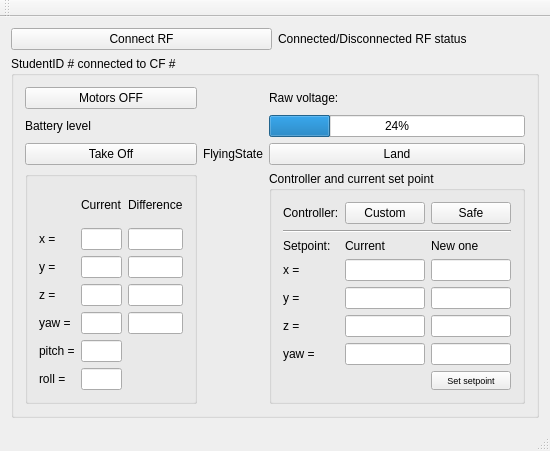
Above: pps_ws/src/d_fall_pps/GUI_Qt/studentGUI/src/MainWindow.ui from alexdidier/rampc-quadrotor before the change. Below: the same form after it.
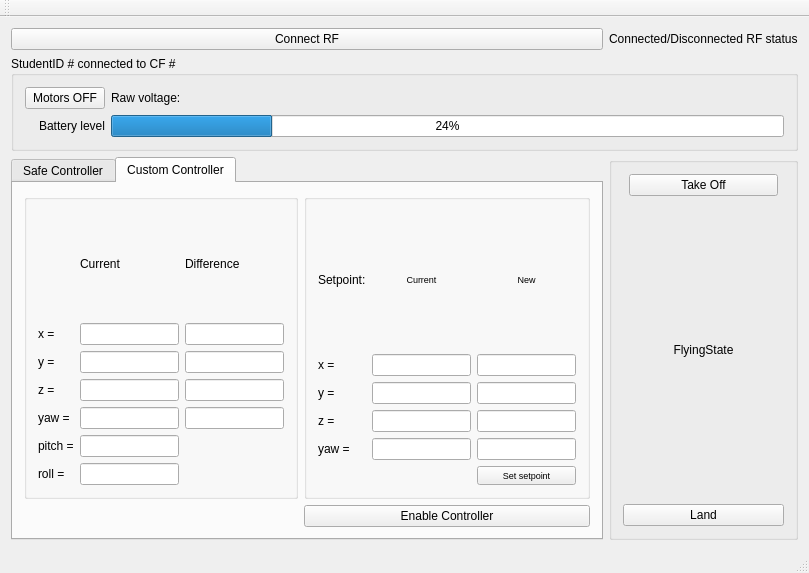
That is the form after the change.

Diff of the .ui file:
```diff
--- a/pps_ws/src/d_fall_pps/GUI_Qt/studentGUI/src/MainWindow.ui
+++ b/pps_ws/src/d_fall_pps/GUI_Qt/studentGUI/src/MainWindow.ui
@@ -6,8 +6,8 @@
    <rect>
     <x>0</x>
     <y>0</y>
-    <width>525</width>
-    <height>424</height>
+    <width>809</width>
+    <height>573</height>
    </rect>
   </property>
   <property name="windowTitle">
@@ -15,34 +15,17 @@
   </property>
   <widget class="QWidget" name="centralWidget">
    <layout class="QGridLayout" name="gridLayout">
-    <item row="0" column="2">
-     <widget class="QLabel" name="connected_disconnected_label">
-      <property name="text">
-       <string>Connected/Disconnected RF status</string>
-      </property>
-     </widget>
-    </item>
-    <item row="1" column="1" colspan="2">
-     <widget class="QGroupBox" name="groupBox">
-      <property name="title">
-       <string>StudentID # connected to CF #</string>
-      </property>
-      <layout class="QGridLayout" name="gridLayout_2">
        <item row="3" column="1">
-        <widget class="QPushButton" name="take_off_button">
-         <property name="text">
-          <string>Take Off</string>
-         </property>
-        </widget>
-       </item>
-       <item row="0" column="3">
-        <widget class="QLabel" name="raw_voltage">
-         <property name="text">
-          <string>Raw voltage: </string>
-         </property>
-        </widget>
-       </item>
-       <item row="4" column="1">
+     <widget class="QTabWidget" name="tabWidget">
+      <property name="currentIndex">
+       <number>1</number>
+      </property>
+      <widget class="QWidget" name="tab_3">
+       <attribute name="title">
+        <string>Safe Controller</string>
+       </attribute>
+       <layout class="QGridLayout" name="gridLayout_5">
+        <item row="0" column="0">
         <widget class="QGroupBox" name="groupBox_2">
          <property name="title">
           <string/>
@@ -177,156 +160,443 @@
          </layout>
         </widget>
        </item>
-       <item row="2" column="3">
-        <widget class="QProgressBar" name="battery_bar">
-         <property name="value">
-          <number>24</number>
-         </property>
-        </widget>
-       </item>
-       <item row="2" column="1">
-        <widget class="QLabel" name="label">
-         <property name="text">
-          <string>Battery level</string>
-         </property>
-        </widget>
-       </item>
-       <item row="4" column="3">
+        <item row="0" column="1">
         <widget class="QGroupBox" name="groupBox_3">
          <property name="title">
-          <string>Controller and current set point</string>
+           <string/>
          </property>
          <layout class="QGridLayout" name="gridLayout_4">
-          <item row="0" column="2">
-           <widget class="QPushButton" name="pushButton_4">
-            <property name="text">
-             <string>Safe</string>
-            </property>
-           </widget>
-          </item>
-          <item row="4" column="2">
+           <item row="2" column="2">
            <widget class="QLineEdit" name="new_setpoint_y"/>
           </item>
-          <item row="6" column="2">
+           <item row="4" column="2">
            <widget class="QLineEdit" name="new_setpoint_yaw"/>
           </item>
-          <item row="3" column="2">
+           <item row="1" column="2">
            <widget class="QLineEdit" name="new_setpoint_x"/>
           </item>
-          <item row="0" column="0">
-           <widget class="QLabel" name="label_2">
-            <property name="text">
-             <string>Controller:</string>
-            </property>
-           </widget>
-          </item>
-          <item row="3" column="1">
-           <widget class="QLineEdit" name="current_setpoint_x">
-            <property name="readOnly">
-             <bool>true</bool>
-            </property>
-           </widget>
-          </item>
-          <item row="4" column="1">
+           <item row="2" column="1">
            <widget class="QLineEdit" name="current_setpoint_y">
             <property name="readOnly">
              <bool>true</bool>
             </property>
            </widget>
           </item>
-          <item row="6" column="0">
+           <item row="1" column="1">
+            <widget class="QLineEdit" name="current_setpoint_x">
+             <property name="readOnly">
+              <bool>true</bool>
+             </property>
+            </widget>
+           </item>
+           <item row="4" column="0">
            <widget class="QLabel" name="label_11">
             <property name="text">
              <string>yaw =</string>
             </property>
            </widget>
           </item>
-          <item row="2" column="1">
+           <item row="0" column="1">
            <widget class="QLabel" name="label_12">
+             <property name="font">
+              <font>
+               <pointsize>7</pointsize>
+              </font>
+             </property>
             <property name="text">
              <string>Current</string>
             </property>
-           </widget>
-          </item>
-          <item row="3" column="0">
+             <property name="alignment">
+              <set>Qt::AlignCenter</set>
+             </property>
+            </widget>
+           </item>
+           <item row="1" column="0">
            <widget class="QLabel" name="label_7">
             <property name="text">
              <string>x =</string>
             </property>
            </widget>
           </item>
-          <item row="5" column="0">
+           <item row="3" column="0">
            <widget class="QLabel" name="label_9">
             <property name="text">
              <string>z =</string>
             </property>
            </widget>
           </item>
-          <item row="4" column="0">
+           <item row="2" column="0">
            <widget class="QLabel" name="label_8">
             <property name="text">
              <string>y =</string>
             </property>
            </widget>
           </item>
-          <item row="7" column="2">
-           <widget class="QPushButton" name="set_setpoint_button">
-            <property name="font">
-             <font>
-              <pointsize>7</pointsize>
-             </font>
-            </property>
-            <property name="text">
-             <string>Set setpoint</string>
-            </property>
-           </widget>
-          </item>
-          <item row="5" column="1">
+           <item row="3" column="1">
            <widget class="QLineEdit" name="current_setpoint_z">
             <property name="readOnly">
              <bool>true</bool>
             </property>
            </widget>
           </item>
-          <item row="2" column="0">
-           <widget class="QLabel" name="label_3">
+           <item row="5" column="2">
+            <widget class="QPushButton" name="set_setpoint_button">
+             <property name="font">
+              <font>
+               <pointsize>7</pointsize>
+              </font>
+             </property>
             <property name="text">
-             <string>Setpoint:</string>
+              <string>Set setpoint</string>
             </property>
            </widget>
           </item>
-          <item row="6" column="1">
+           <item row="4" column="1">
            <widget class="QLineEdit" name="current_setpoint_yaw">
             <property name="readOnly">
              <bool>true</bool>
             </property>
            </widget>
           </item>
-          <item row="5" column="2">
+           <item row="3" column="2">
            <widget class="QLineEdit" name="new_setpoint_z"/>
           </item>
-          <item row="2" column="2">
+           <item row="0" column="0">
+            <widget class="QLabel" name="label_3">
+             <property name="text">
+              <string>Setpoint:</string>
+             </property>
+            </widget>
+           </item>
+           <item row="0" column="2">
            <widget class="QLabel" name="label_13">
+             <property name="font">
+              <font>
+               <pointsize>7</pointsize>
+              </font>
+             </property>
             <property name="text">
-             <string>New one</string>
-            </property>
-           </widget>
-          </item>
+              <string>New</string>
+             </property>
+             <property name="alignment">
+              <set>Qt::AlignCenter</set>
+             </property>
+            </widget>
+           </item>
+          </layout>
+         </widget>
+        </item>
+        <item row="1" column="1">
+         <widget class="QPushButton" name="pushButton">
+          <property name="text">
+           <string>Enable Controller</string>
+          </property>
+         </widget>
+        </item>
+       </layout>
+      </widget>
+      <widget class="QWidget" name="tab_4">
+       <attribute name="title">
+        <string>Custom Controller</string>
+       </attribute>
+       <layout class="QGridLayout" name="gridLayout_9">
+        <item row="0" column="0">
+         <widget class="QGroupBox" name="groupBox_5">
+          <property name="title">
+           <string/>
+          </property>
+          <layout class="QGridLayout" name="gridLayout_7">
+           <item row="6" column="1">
+            <widget class="QLineEdit" name="current_roll_2">
+             <property name="readOnly">
+              <bool>true</bool>
+             </property>
+            </widget>
+           </item>
+           <item row="2" column="1">
+            <widget class="QLineEdit" name="current_y_2">
+             <property name="readOnly">
+              <bool>true</bool>
+             </property>
+            </widget>
+           </item>
+           <item row="4" column="1">
+            <widget class="QLineEdit" name="current_yaw_2">
+             <property name="readOnly">
+              <bool>true</bool>
+             </property>
+            </widget>
+           </item>
+           <item row="3" column="1">
+            <widget class="QLineEdit" name="current_z_2">
+             <property name="readOnly">
+              <bool>true</bool>
+             </property>
+            </widget>
+           </item>
+           <item row="1" column="0">
+            <widget class="QLabel" name="current_x_label_2">
+             <property name="text">
+              <string>x =</string>
+             </property>
+            </widget>
+           </item>
+           <item row="3" column="0">
+            <widget class="QLabel" name="current_z_label_2">
+             <property name="text">
+              <string>z =</string>
+             </property>
+            </widget>
+           </item>
+           <item row="2" column="0">
+            <widget class="QLabel" name="current_y_label_2">
+             <property name="text">
+              <string>y =</string>
+             </property>
+            </widget>
+           </item>
+           <item row="4" column="0">
+            <widget class="QLabel" name="current_yaw_label_2">
+             <property name="text">
+              <string>yaw = </string>
+             </property>
+            </widget>
+           </item>
+           <item row="1" column="1">
+            <widget class="QLineEdit" name="current_x_2">
+             <property name="readOnly">
+              <bool>true</bool>
+             </property>
+            </widget>
+           </item>
+           <item row="5" column="0">
+            <widget class="QLabel" name="current_pitch_label_2">
+             <property name="text">
+              <string>pitch =</string>
+             </property>
+            </widget>
+           </item>
+           <item row="6" column="0">
+            <widget class="QLabel" name="current_roll_label_2">
+             <property name="text">
+              <string>roll =</string>
+             </property>
+            </widget>
+           </item>
+           <item row="5" column="1">
+            <widget class="QLineEdit" name="current_pitch_2">
+             <property name="readOnly">
+              <bool>true</bool>
+             </property>
+            </widget>
+           </item>
           <item row="0" column="1">
-           <widget class="QPushButton" name="pushButton_3">
+            <widget class="QLabel" name="label_6">
             <property name="text">
-             <string>Custom</string>
+              <string>Current</string>
             </property>
            </widget>
           </item>
-          <item row="1" column="0" colspan="3">
-           <widget class="Line" name="line">
-            <property name="orientation">
-             <enum>Qt::Horizontal</enum>
+           <item row="1" column="2">
+            <widget class="QLineEdit" name="diff_x_2">
+             <property name="readOnly">
+              <bool>true</bool>
             </property>
            </widget>
           </item>
-         </layout>
+           <item row="2" column="2">
+            <widget class="QLineEdit" name="diff_y_2">
+             <property name="readOnly">
+              <bool>true</bool>
+             </property>
+            </widget>
+           </item>
+           <item row="3" column="2">
+            <widget class="QLineEdit" name="diff_z_2">
+             <property name="readOnly">
+              <bool>true</bool>
+             </property>
+            </widget>
+           </item>
+           <item row="4" column="2">
+            <widget class="QLineEdit" name="diff_yaw_2">
+             <property name="readOnly">
+              <bool>true</bool>
+             </property>
+            </widget>
+           </item>
+           <item row="0" column="2">
+            <widget class="QLabel" name="label_10">
+             <property name="text">
+              <string>Difference</string>
+             </property>
+            </widget>
+           </item>
+          </layout>
+         </widget>
+        </item>
+        <item row="0" column="1">
+         <widget class="QGroupBox" name="groupBox_6">
+          <property name="title">
+           <string/>
+          </property>
+          <layout class="QGridLayout" name="gridLayout_8">
+           <item row="2" column="2">
+            <widget class="QLineEdit" name="new_setpoint_y_2"/>
+           </item>
+           <item row="4" column="2">
+            <widget class="QLineEdit" name="new_setpoint_yaw_2"/>
+           </item>
+           <item row="1" column="2">
+            <widget class="QLineEdit" name="new_setpoint_x_2"/>
+           </item>
+           <item row="2" column="1">
+            <widget class="QLineEdit" name="current_setpoint_y_2">
+             <property name="readOnly">
+              <bool>true</bool>
+             </property>
+            </widget>
+           </item>
+           <item row="1" column="1">
+            <widget class="QLineEdit" name="current_setpoint_x_2">
+             <property name="readOnly">
+              <bool>true</bool>
+             </property>
+            </widget>
+           </item>
+           <item row="4" column="0">
+            <widget class="QLabel" name="label_14">
+             <property name="text">
+              <string>yaw =</string>
+             </property>
+            </widget>
+           </item>
+           <item row="0" column="1">
+            <widget class="QLabel" name="label_15">
+             <property name="font">
+              <font>
+               <pointsize>7</pointsize>
+              </font>
+             </property>
+             <property name="text">
+              <string>Current</string>
+             </property>
+             <property name="alignment">
+              <set>Qt::AlignCenter</set>
+             </property>
+            </widget>
+           </item>
+           <item row="1" column="0">
+            <widget class="QLabel" name="label_16">
+             <property name="text">
+              <string>x =</string>
+             </property>
+            </widget>
+           </item>
+           <item row="3" column="0">
+            <widget class="QLabel" name="label_17">
+             <property name="text">
+              <string>z =</string>
+             </property>
+            </widget>
+           </item>
+           <item row="2" column="0">
+            <widget class="QLabel" name="label_18">
+             <property name="text">
+              <string>y =</string>
+             </property>
+            </widget>
+           </item>
+           <item row="3" column="1">
+            <widget class="QLineEdit" name="current_setpoint_z_2">
+             <property name="readOnly">
+              <bool>true</bool>
+             </property>
+            </widget>
+           </item>
+           <item row="5" column="2">
+            <widget class="QPushButton" name="set_setpoint_button_2">
+             <property name="font">
+              <font>
+               <pointsize>7</pointsize>
+              </font>
+             </property>
+             <property name="text">
+              <string>Set setpoint</string>
+             </property>
+            </widget>
+           </item>
+           <item row="4" column="1">
+            <widget class="QLineEdit" name="current_setpoint_yaw_2">
+             <property name="readOnly">
+              <bool>true</bool>
+             </property>
+            </widget>
+           </item>
+           <item row="3" column="2">
+            <widget class="QLineEdit" name="new_setpoint_z_2"/>
+           </item>
+           <item row="0" column="0">
+            <widget class="QLabel" name="label_19">
+             <property name="text">
+              <string>Setpoint:</string>
+             </property>
+            </widget>
+           </item>
+           <item row="0" column="2">
+            <widget class="QLabel" name="label_20">
+             <property name="font">
+              <font>
+               <pointsize>7</pointsize>
+              </font>
+             </property>
+             <property name="text">
+              <string>New</string>
+             </property>
+             <property name="alignment">
+              <set>Qt::AlignCenter</set>
+             </property>
+            </widget>
+           </item>
+          </layout>
+         </widget>
+        </item>
+        <item row="1" column="1">
+         <widget class="QPushButton" name="pushButton_2">
+          <property name="text">
+           <string>Enable Controller</string>
+          </property>
+         </widget>
+        </item>
+       </layout>
+      </widget>
+     </widget>
+    </item>
+    <item row="0" column="2">
+     <widget class="QLabel" name="connected_disconnected_label">
+      <property name="text">
+       <string>Connected/Disconnected RF status</string>
+      </property>
+     </widget>
+    </item>
+    <item row="1" column="1" colspan="2">
+     <widget class="QGroupBox" name="groupBox">
+      <property name="title">
+       <string>StudentID # connected to CF #</string>
+      </property>
+      <layout class="QGridLayout" name="gridLayout_2">
+       <item row="0" column="3">
+        <widget class="QLabel" name="raw_voltage">
+         <property name="text">
+          <string>Raw voltage: </string>
+         </property>
+        </widget>
+       </item>
+       <item row="2" column="3">
+        <widget class="QProgressBar" name="battery_bar">
+         <property name="value">
+          <number>24</number>
+         </property>
         </widget>
        </item>
        <item row="0" column="1">
@@ -336,14 +606,33 @@
          </property>
         </widget>
        </item>
-       <item row="3" column="3">
-        <widget class="QPushButton" name="land_button">
+       <item row="2" column="1">
+        <widget class="QLabel" name="label">
          <property name="text">
-          <string>Land</string>
+          <string>Battery level</string>
+         </property>
+         <property name="alignment">
+          <set>Qt::AlignRight|Qt::AlignTrailing|Qt::AlignVCenter</set>
+         </property>
+        </widget>
+       </item>
+      </layout>
+     </widget>
+    </item>
+    <item row="0" column="1">
+     <widget class="QPushButton" name="RF_Connect_button">
+      <property name="text">
+       <string>Connect RF</string>
          </property>
         </widget>
        </item>
        <item row="3" column="2">
+     <widget class="QGroupBox" name="groupBox_4">
+      <property name="title">
+       <string/>
+      </property>
+      <layout class="QGridLayout" name="gridLayout_6">
+       <item row="1" column="1">
         <widget class="QLabel" name="flying_state_label">
          <property name="sizePolicy">
           <sizepolicy hsizetype="MinimumExpanding" vsizetype="Preferred">
@@ -354,16 +643,26 @@
          <property name="text">
           <string>FlyingState</string>
          </property>
+         <property name="alignment">
+          <set>Qt::AlignCenter</set>
+         </property>
         </widget>
        </item>
-      </layout>
+       <item row="2" column="0" colspan="3">
+        <widget class="QPushButton" name="land_button">
+         <property name="text">
+          <string>Land</string>
+         </property>
      </widget>
     </item>
     <item row="0" column="1">
-     <widget class="QPushButton" name="RF_Connect_button">
+        <widget class="QPushButton" name="take_off_button">
       <property name="text">
-       <string>Connect RF</string>
-      </property>
+          <string>Take Off</string>
+         </property>
+        </widget>
+       </item>
+      </layout>
      </widget>
     </item>
    </layout>
@@ -373,7 +672,7 @@
     <rect>
      <x>0</x>
      <y>0</y>
-     <width>525</width>
+     <width>809</width>
      <height>19</height>
     </rect>
    </property>
```
Lines whose indentation alone changed are shown as unchanged.
